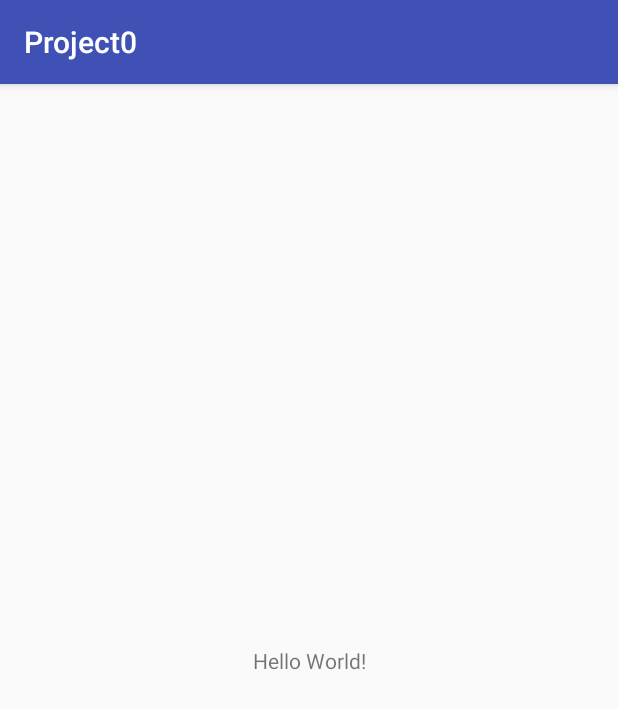
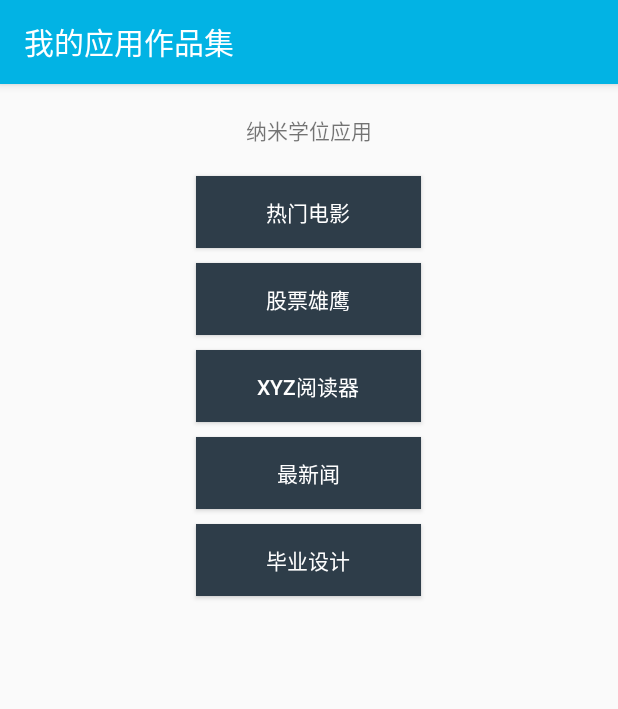
Before and after one commit to lsx1988/Udacity_Android_Project_0, an Android app: the screen it shows after launch (MainActivity), on a phone screen of 412 x 824 dp. Shown: the top 709 px of the screen. Run offline under Robolectric (Android 15) with nearby library versions, the phone set to English and light mode, and no system bars.

Commit message:
Final version

```diff
--- a/app/src/main/java/com/bignerdranch/android/project0/MainActivity.java
+++ b/app/src/main/java/com/bignerdranch/android/project0/MainActivity.java
@@ -1,13 +1,62 @@
 package com.bignerdranch.android.project0;
 
+import android.os.Bundle;
 import android.support.v7.app.AppCompatActivity;
-import android.os.Bundle;
+import android.view.View;
+import android.widget.Button;
+import android.widget.Toast;
 
-public class MainActivity extends AppCompatActivity {
+public class MainActivity extends AppCompatActivity implements View.OnClickListener{
+
+    private Button btnMovies = null;
+    private Button btnStock = null;
+    private Button btnReader = null;
+    private Button btnNews = null;
+    private Button btnProject = null;
 
     @Override
     protected void onCreate(Bundle savedInstanceState) {
         super.onCreate(savedInstanceState);
         setContentView(R.layout.activity_main);
+
+        btnMovies = (Button) findViewById(R.id.btn_movies);
+        btnMovies.setOnClickListener(this);
+        btnStock = (Button) findViewById(R.id.btn_stock);
+        btnStock.setOnClickListener(this);
+        btnReader = (Button) findViewById(R.id.btn_reader);
+        btnReader.setOnClickListener(this);
+        btnNews = (Button) findViewById(R.id.btn_news);
+        btnNews.setOnClickListener(this);
+        btnProject = (Button) findViewById(R.id.btn_project);
+        btnProject.setOnClickListener(this);
+    }
+
+    @Override
+    public void onClick(View view) {
+        switch (view.getId()) {
+            case R.id.btn_movies:
+                Toast.makeText(MainActivity.this,
+                        "启动应用: " + btnMovies.getText(),
+                        Toast.LENGTH_SHORT).show();
+                break;
+            case R.id.btn_stock:
+                Toast.makeText(MainActivity.this,
+                        "启动应用: " + btnStock.getText(),
+                        Toast.LENGTH_SHORT).show();
+                break;
+            case R.id.btn_reader:
+                Toast.makeText(MainActivity.this,
+                        "启动应用: " + btnReader.getText(),
+                        Toast.LENGTH_SHORT).show();
+            case R.id.btn_news:
+                Toast.makeText(MainActivity.this,
+                        "启动应用: " + btnNews.getText(),
+                        Toast.LENGTH_SHORT).show();
+                break;
+            case R.id.btn_project:
+                Toast.makeText(MainActivity.this,
+                        "启动应用: " + btnProject.getText(),
+                        Toast.LENGTH_SHORT).show();
+        }
     }
 }
--- a/app/src/main/res/layout/activity_main.xml
+++ b/app/src/main/res/layout/activity_main.xml
@@ -1,19 +1,63 @@
 <?xml version="1.0" encoding="utf-8"?>
-<android.support.constraint.ConstraintLayout
+<LinearLayout
     xmlns:android="http://schemas.android.com/apk/res/android"
-    xmlns:app="http://schemas.android.com/apk/res-auto"
     xmlns:tools="http://schemas.android.com/tools"
+    android:orientation="vertical"
     android:layout_width="match_parent"
     android:layout_height="match_parent"
+
     tools:context="com.bignerdranch.android.project0.MainActivity">
 
     <TextView
-        android:layout_width="wrap_content"
+        android:layout_width="match_parent"
         android:layout_height="wrap_content"
-        android:text="Hello World!"
-        app:layout_constraintBottom_toBottomOf="parent"
-        app:layout_constraintLeft_toLeftOf="parent"
-        app:layout_constraintRight_toRightOf="parent"
-        app:layout_constraintTop_toTopOf="parent"/>
+        android:text="@string/app_list"
+        android:gravity="center"
+        android:layout_margin="20dp"/>
+    <Button
+        android:id="@+id/btn_movies"
+        android:layout_width="150dp"
+        android:layout_height="wrap_content"
+        android:text="@string/movies"
+        android:background="#2E3D49"
+        android:textColor="#FFF"
+        android:layout_gravity="center"
+        android:layout_marginBottom="10dp"/>
+    <Button
+        android:id="@+id/btn_stock"
+        android:layout_width="150dp"
+        android:layout_height="wrap_content"
+        android:text="@string/stock"
+        android:background="#2E3D49"
+        android:textColor="#FFF"
+        android:layout_gravity="center"
+        android:layout_marginBottom="10dp"/>
+    <Button
+        android:id="@+id/btn_reader"
+        android:layout_width="150dp"
+        android:layout_height="wrap_content"
+        android:text="@string/reader"
+        android:background="#2E3D49"
+        android:textColor="#FFF"
+        android:layout_gravity="center"
+        android:layout_marginBottom="10dp"/>
+    <Button
+        android:id="@+id/btn_news"
+        android:layout_width="150dp"
+        android:layout_height="wrap_content"
+        android:text="@string/news"
+        android:background="#2E3D49"
+        android:textColor="#FFF"
+        android:layout_gravity="center"
+        android:layout_marginBottom="10dp"/>
+    <Button
+        android:id="@+id/btn_project"
+        android:layout_width="150dp"
+        android:layout_height="wrap_content"
+        android:text="@string/final_project"
+        android:background="#2E3D49"
+        android:textColor="#FFF"
+        android:layout_gravity="center"
+        android:layout_marginBottom="10dp"/>
 
-</android.support.constraint.ConstraintLayout>
+</LinearLayout>
--- a/app/src/main/res/values/colors.xml
+++ b/app/src/main/res/values/colors.xml
@@ -1,6 +1,6 @@
 <?xml version="1.0" encoding="utf-8"?>
 <resources>
-    <color name="colorPrimary">#3F51B5</color>
+    <color name="colorPrimary">#02B3E4</color>
     <color name="colorPrimaryDark">#303F9F</color>
     <color name="colorAccent">#FF4081</color>
 </resources>
--- a/app/src/main/res/values/strings.xml
+++ b/app/src/main/res/values/strings.xml
@@ -1,3 +1,9 @@
 <resources>
-    <string name="app_name">Project0</string>
+    <string name="app_name">我的应用作品集</string>
+    <string name="app_list">纳米学位应用</string>
+    <string name="movies">热门电影</string>
+    <string name="stock">股票雄鹰</string>
+    <string name="reader">XYZ阅读器</string>
+    <string name="news">最新闻</string>
+    <string name="final_project">毕业设计</string>
 </resources>
--- a/app/src/main/res/values/styles.xml
+++ b/app/src/main/res/values/styles.xml
@@ -1,11 +1,11 @@
 <resources>
 
     <!-- Base application theme. -->
+
     <style name="AppTheme" parent="Theme.AppCompat.Light.DarkActionBar">
         <!-- Customize your theme here. -->
         <item name="colorPrimary">@color/colorPrimary</item>
         <item name="colorPrimaryDark">@color/colorPrimaryDark</item>
         <item name="colorAccent">@color/colorAccent</item>
     </style>
-
 </resources>
```
